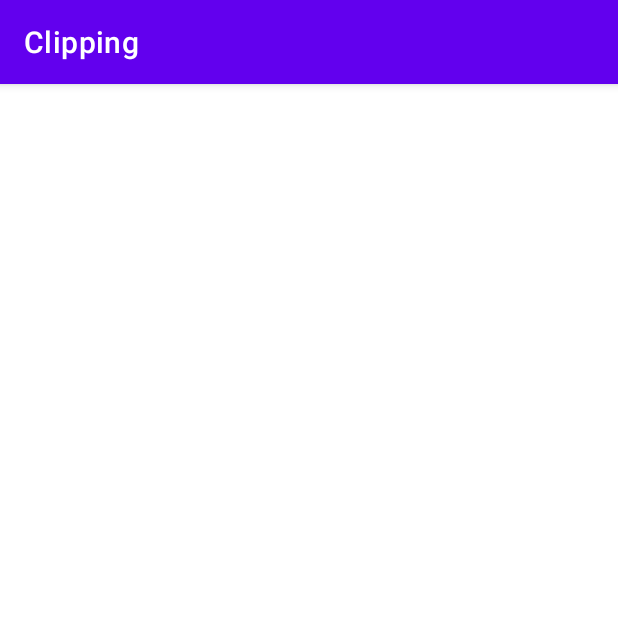
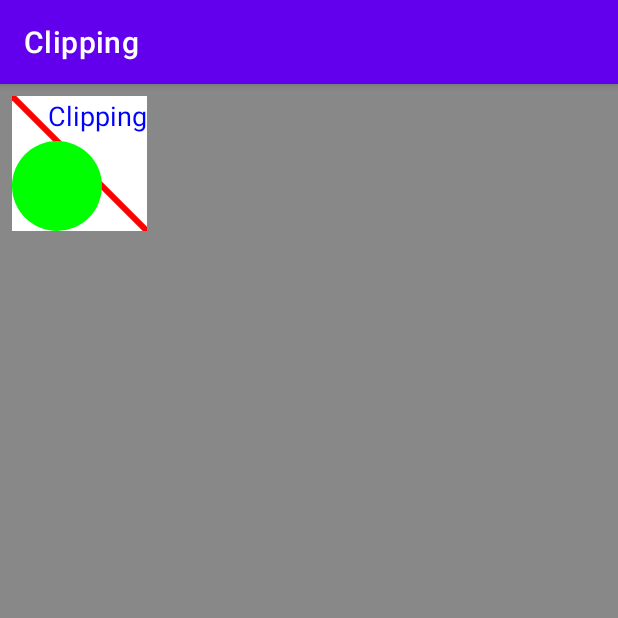
Before and after one commit to marawanxmamdouh/clipping, an Android app: the screen it shows after launch (MainActivity), on a phone screen of 412 x 824 dp, the top half of it. Run offline under Robolectric (Android 15) with nearby library versions, the phone set to English and light mode, and no system bars.

Commit message:
Implement drawBackAndUnclippedRectangle()

```diff
--- a/app/src/main/java/dev/marawanxmamdouh/clipping/ClippedView.kt
+++ b/app/src/main/java/dev/marawanxmamdouh/clipping/ClippedView.kt
@@ -88,7 +88,11 @@ class ClippedView @JvmOverloads constructor(
     }
 
     private fun drawBackAndUnclippedRectangle(canvas: Canvas) {
-
+        canvas.drawColor(Color.GRAY)
+        canvas.save()
+        canvas.translate(columnOne, rowOne)
+        drawClippedRectangle(canvas)
+        canvas.restore()
     }
 
     private fun drawDifferenceClippingExample(canvas: Canvas) {
```
